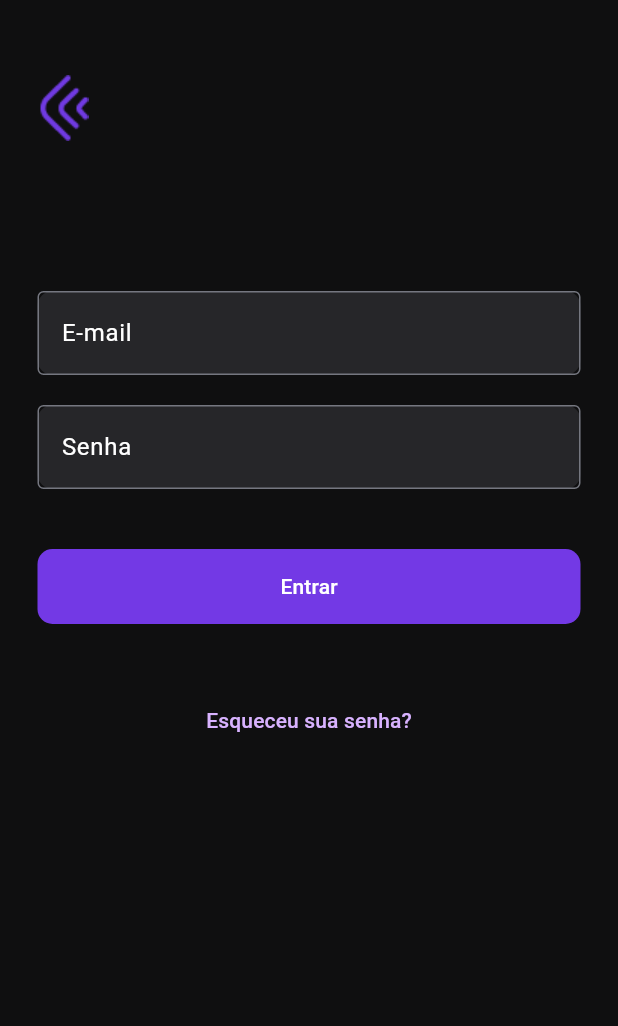
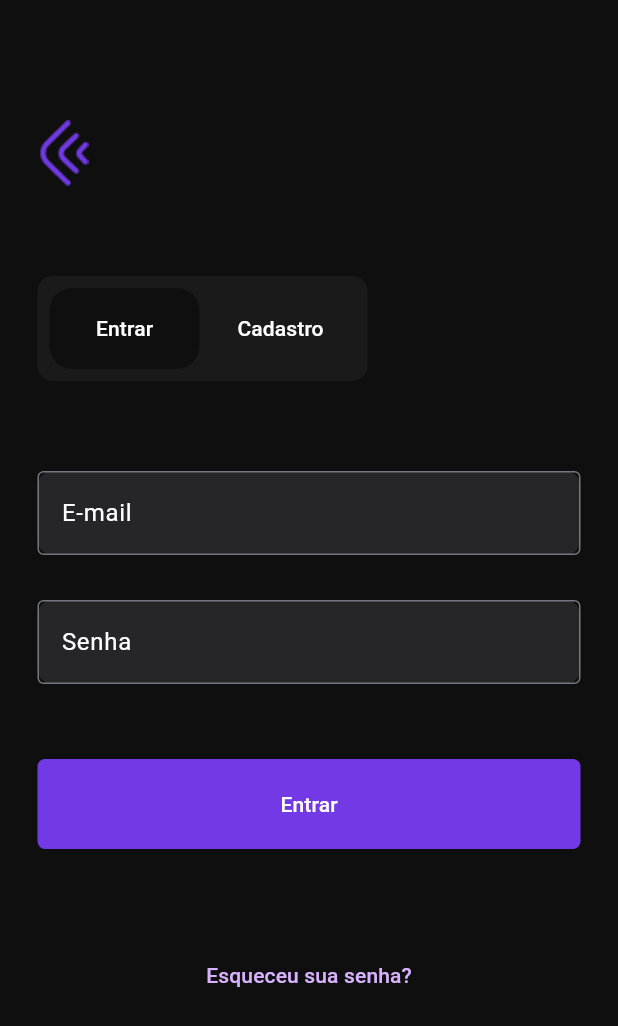
Before and after one commit to Rodrigo322/general-mobile, a Flutter app: the screen it shows after launch, on a phone screen of 412 x 824 dp. Shown: the top 1026 px of the screen. Run offline on Flutter 3.47's test engine with Material 2 defaults, Android fonts, the phone set to English and light mode, and no system bars; our stand-ins replace flutter_modular.

Commit message:
button switch

```diff
--- a/lib/modules/login/screens/login_page.dart
+++ b/lib/modules/login/screens/login_page.dart
@@ -1,5 +1,6 @@
 import 'package:flutter/material.dart';
 import 'package:general_mobile/modules/login/widgets/button_widget.dart';
+import 'package:general_mobile/modules/login/widgets/text_field_widget.dart';
 import 'package:general_mobile/shared/utilities/app_colors.dart';
 
 class LoginPage extends StatefulWidget {
@@ -15,59 +16,93 @@ class _LoginPageState extends State<LoginPage> {
     return Scaffold(
       backgroundColor: AppColors.primary,
       body: Padding(
-        padding: const EdgeInsets.only(top: 50, left: 25, right: 25),
+        padding: const EdgeInsets.only(top: 80, left: 25, right: 25),
         child: Column(
           crossAxisAlignment: CrossAxisAlignment.start,
           children: [
             const Image(image: AssetImage('assets/images/logo.png')),
             const SizedBox(
-              height: 100,
+              height: 60,
             ),
             Container(
+              width: 220,
+              height: 70,
               decoration: BoxDecoration(
-                color: const Color(0xFF262629),
+                color: const Color(0xFF1A1A1B),
                 borderRadius: BorderRadius.circular(10),
               ),
-              child: const TextField(
-                style: TextStyle(
-                  color: AppColors.title,
-                ),
-                decoration: InputDecoration(
-                    border: OutlineInputBorder(),
-                    labelText: 'E-mail',
-                    hintStyle: TextStyle(color: AppColors.title),
-                    labelStyle: TextStyle(color: AppColors.title)),
-              ),
-            ),
-            const SizedBox(
-              height: 20,
-            ),
-            Container(
-              decoration: BoxDecoration(
-                color: const Color(0xFF262629),
-                borderRadius: BorderRadius.circular(10),
-              ),
-              child: const TextField(
-                style: TextStyle(
-                  color: AppColors.title,
-                ),
-                decoration: InputDecoration(
-                  border: OutlineInputBorder(),
-                  labelText: 'Senha',
-                  hintStyle: TextStyle(color: AppColors.title),
-                  labelStyle: TextStyle(color: AppColors.title),
+              child: Padding(
+                padding: const EdgeInsets.all(8.0),
+                child: Row(
+                  mainAxisAlignment: MainAxisAlignment.spaceBetween,
+                  children: [
+                    SizedBox(
+                      width: 100,
+                      height: 60,
+                      child: TextButton(
+                        style: ButtonStyle(
+                          backgroundColor:
+                              const MaterialStatePropertyAll<Color>(
+                                  AppColors.primary),
+                          shape:
+                              MaterialStateProperty.all<RoundedRectangleBorder>(
+                            RoundedRectangleBorder(
+                              borderRadius: BorderRadius.circular(
+                                  15), // Define o raio da borda
+                            ),
+                          ),
+                        ),
+                        onPressed: () {},
+                        child: const Text(
+                          "Entrar",
+                          style: const TextStyle(color: AppColors.title),
+                        ),
+                      ),
+                    ),
+                    SizedBox(
+                      width: 100,
+                      height: 60,
+                      child: TextButton(
+                        style: ButtonStyle(
+                          // backgroundColor:
+                          //     const MaterialStatePropertyAll<Color>(
+                          //         AppColors.primary),
+                          shape:
+                              MaterialStateProperty.all<RoundedRectangleBorder>(
+                            RoundedRectangleBorder(
+                              borderRadius: BorderRadius.circular(
+                                  15), // Define o raio da borda
+                            ),
+                          ),
+                        ),
+                        onPressed: () {},
+                        child: const Text(
+                          "Cadastro",
+                          style: const TextStyle(color: AppColors.title),
+                        ),
+                      ),
+                    ),
+                  ],
                 ),
               ),
             ),
             const SizedBox(
-              height: 40,
+              height: 60,
+            ),
+            const TextFieldWidget(labelText: "E-mail"),
+            const SizedBox(
+              height: 30,
+            ),
+            const TextFieldWidget(labelText: "Senha"),
+            const SizedBox(
+              height: 50,
             ),
             ButtonWidget(
               text: "Entrar",
               onPressed: () {},
             ),
             const SizedBox(
-              height: 40,
+              height: 60,
             ),
             Center(
               child: TextButton(
--- a/lib/modules/login/widgets/button_widget.dart
+++ b/lib/modules/login/widgets/button_widget.dart
@@ -11,14 +11,14 @@ class ButtonWidget extends StatelessWidget {
   Widget build(BuildContext context) {
     return SizedBox(
       width: 400,
-      height: 50,
+      height: 60,
       child: TextButton(
         style: ButtonStyle(
           backgroundColor:
               const MaterialStatePropertyAll<Color>(AppColors.secondary),
           shape: MaterialStateProperty.all<RoundedRectangleBorder>(
             RoundedRectangleBorder(
-              borderRadius: BorderRadius.circular(10), // Define o raio da borda
+              borderRadius: BorderRadius.circular(5), // Define o raio da borda
             ),
           ),
         ),
--- /dev/null
+++ b/lib/modules/login/widgets/text_field_widget.dart
@@ -0,0 +1,28 @@
+import 'package:flutter/material.dart';
+
+import '../../../shared/utilities/app_colors.dart';
+
+class TextFieldWidget extends StatelessWidget {
+  final String labelText;
+  const TextFieldWidget({super.key, required this.labelText});
+
+  @override
+  Widget build(BuildContext context) {
+    return Container(
+      decoration: BoxDecoration(
+        color: const Color(0xFF262629),
+        borderRadius: BorderRadius.circular(10),
+      ),
+      child: TextField(
+        style: const TextStyle(
+          color: AppColors.title,
+        ),
+        decoration: InputDecoration(
+            border: const OutlineInputBorder(),
+            labelText: labelText,
+            hintStyle: const TextStyle(color: AppColors.title),
+            labelStyle: const TextStyle(color: AppColors.title)),
+      ),
+    );
+  }
+}
```
